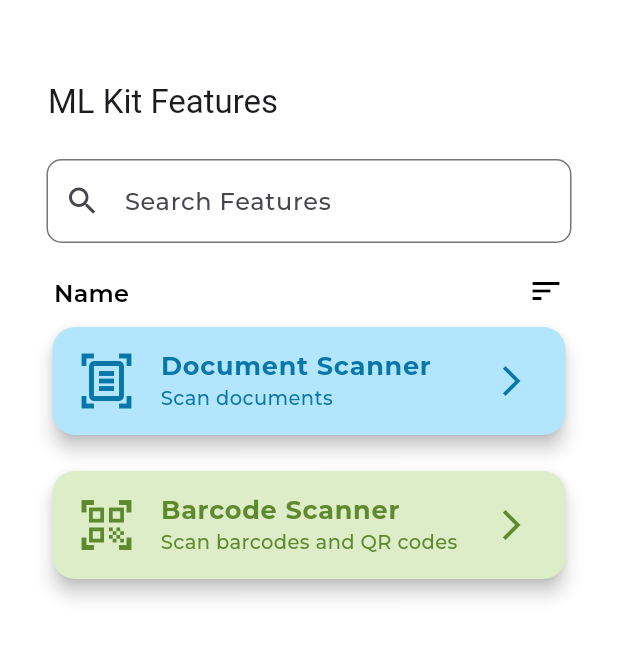
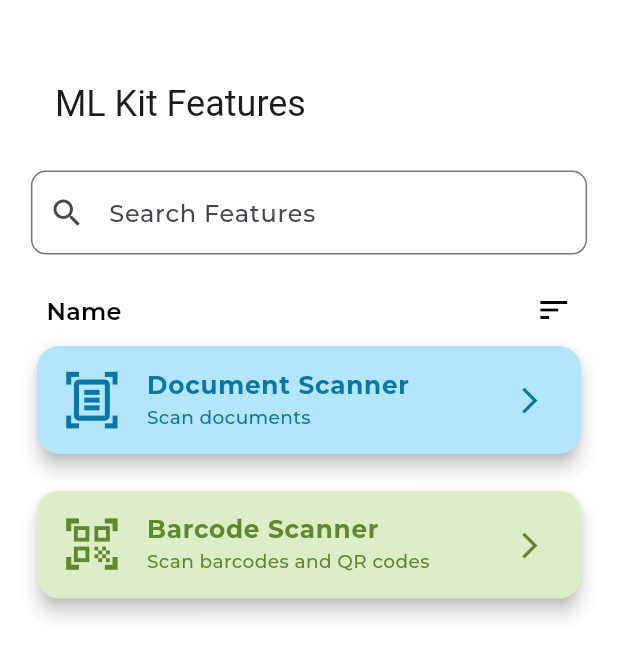
Before and after one commit to wizyvision/flutter-mlkit-prototypes, a Flutter app: the screen it shows after launch, on a phone screen of 412 x 824 dp. Shown: the top 658 px of the screen. Run offline on Flutter 3.47's test engine with Material 3 defaults, Android fonts, the light colour scheme and no system bars; our stand-ins replace camera, permission_handler; missing offline and left inert: gal, google_mlkit_barcode_scanning, google_mlkit_commons, google_mlkit_document_scanner; Roboto replaces fonts that are missing (Montserrat-ExtraBold); project files that could hold a hidden picture were left out.

Commit message:
adaptive homepage

```diff
--- a/lib/main.dart
+++ b/lib/main.dart
@@ -21,8 +21,7 @@
         primarySwatch: Colors.blue,
         visualDensity: VisualDensity.adaptivePlatformDensity,
       ),
-      home:
-          const MyHomePage(), // Change this to HomePage to make it the default screen
+      home: const MyHomePage(),
       debugShowCheckedModeBanner: false,
     );
   }
@@ -77,37 +76,45 @@
 
   @override
   Widget build(BuildContext context) {
+    final double screenHeight = MediaQuery.of(context).size.height;
+    final double screenWidth = MediaQuery.of(context).size.width;
+
     return Scaffold(
       backgroundColor: Colors.white,
       body: Column(
         children: [
-          const SizedBox(height: 40),
+          SizedBox(height: screenHeight * 0.05), // Adaptive top padding
+
+          // Title Section
           Container(
-            width: 380,
+            width: screenWidth * 0.9, // Adaptive width
             child: AppBar(
               backgroundColor: Colors.white,
               title: const Text(
                 'ML Kit Features',
                 style: TextStyle(
                   fontFamily: 'Montserrat-ExtraBold',
+                  fontSize: 24, // Adaptive font size
                 ),
               ),
             ),
           ),
 
-          const SizedBox(height: 10),
+          SizedBox(height: screenHeight * 0.02), // Adaptive spacing
 
           // Search Box
           Center(
             child: Padding(
               padding: const EdgeInsets.symmetric(horizontal: 16.0),
               child: SizedBox(
-                width: 350,
+                width: screenWidth * 0.9, // Adaptive width
                 child: TextField(
                   decoration: InputDecoration(
                     labelText: 'Search Features',
-                    labelStyle:
-                        const TextStyle(fontFamily: 'Montserrat-Medium'),
+                    labelStyle: const TextStyle(
+                      fontFamily: 'Montserrat-Medium',
+                      fontSize: 16, // Adaptive font size
+                    ),
                     border: OutlineInputBorder(
                       borderRadius: BorderRadius.circular(10.0),
                     ),
@@ -119,13 +126,13 @@
             ),
           ),
 
-          const SizedBox(height: 20),
+          SizedBox(height: screenHeight * 0.03), // Adaptive spacing
 
           // Sort Dropdown
           Padding(
             padding: const EdgeInsets.symmetric(horizontal: 16.0),
             child: Container(
-              width: 340, // Ensure dropdown width matches the TextField width
+              width: screenWidth * 0.85, // Adaptive width
               child: DropdownButtonFormField<String>(
                 value: sortBy,
                 items: <String>['Name', 'Description'].map((String value) {
@@ -134,7 +141,7 @@
                     child: Text(
                       value,
                       style: const TextStyle(
-                        color: Colors.black, // Text color of dropdown items
+                        color: Colors.black,
                         fontFamily: 'Montserrat-SemiBold',
                       ),
                     ),
@@ -153,13 +160,14 @@
           // List of Features
           Expanded(
             child: Container(
-              width: 350,
+              width: screenWidth * 0.9, // Adaptive width
               child: ListView.builder(
                 itemCount: filteredFeatures.length,
                 itemBuilder: (context, index) {
                   final feature = filteredFeatures[index];
                   return Padding(
-                    padding: const EdgeInsets.symmetric(vertical: 0.0),
+                    padding:
+                        EdgeInsets.symmetric(vertical: screenHeight * 0.00),
                     child: FeatureListItem(feature: feature),
                   );
                 },
--- a/lib/widgets/feature_list_item.dart
+++ b/lib/widgets/feature_list_item.dart
@@ -12,8 +12,12 @@
     final Color cardColor = feature.color;
     final Color textIconColor = darken(cardColor, 0.5);
 
+    final double screenHeight = MediaQuery.of(context).size.height;
+    final double screenWidth = MediaQuery.of(context).size.width;
+
     return Padding(
-      padding: const EdgeInsets.symmetric(vertical: 8.0),
+      padding: EdgeInsets.symmetric(
+          vertical: screenHeight * 0.01), // Adaptive padding
       child: Card(
         elevation: 5,
         shape: RoundedRectangleBorder(
@@ -24,12 +28,12 @@
           leading: Icon(
             feature.icon,
             color: textIconColor,
-            size: 40,
+            size: screenWidth * 0.1, // Adaptive icon size
           ),
           title: Text(
             feature.name,
             style: TextStyle(
-              fontSize: 17,
+              fontSize: screenWidth * 0.04, // Adaptive text size
               fontFamily: 'Montserrat-Bold',
               fontWeight: FontWeight.bold,
               color: textIconColor,
@@ -39,13 +43,14 @@
             feature.description,
             style: TextStyle(
               color: textIconColor,
-              fontSize: 13,
+              fontSize: screenWidth * 0.03, // Adaptive text size
               fontFamily: 'Montserrat-Medium',
             ),
           ),
           trailing: Icon(
             Icons.arrow_forward_ios,
             color: textIconColor,
+            size: screenWidth * 0.05, // Adaptive icon size
           ),
           onTap: () => feature.launch(context),
         ),
```
